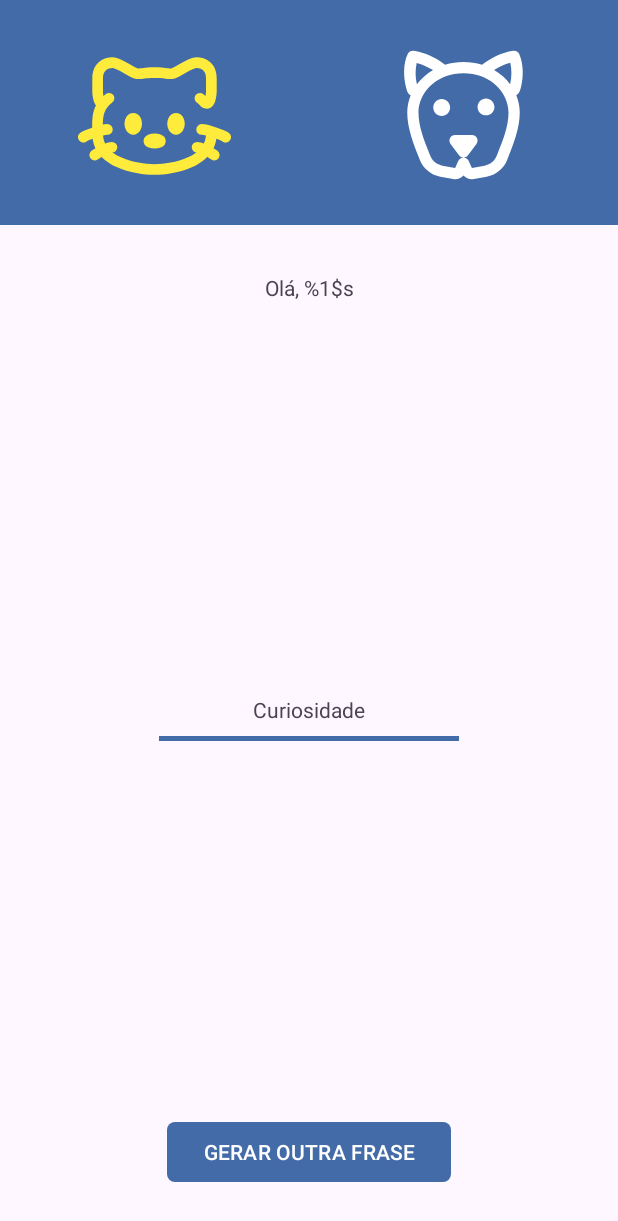
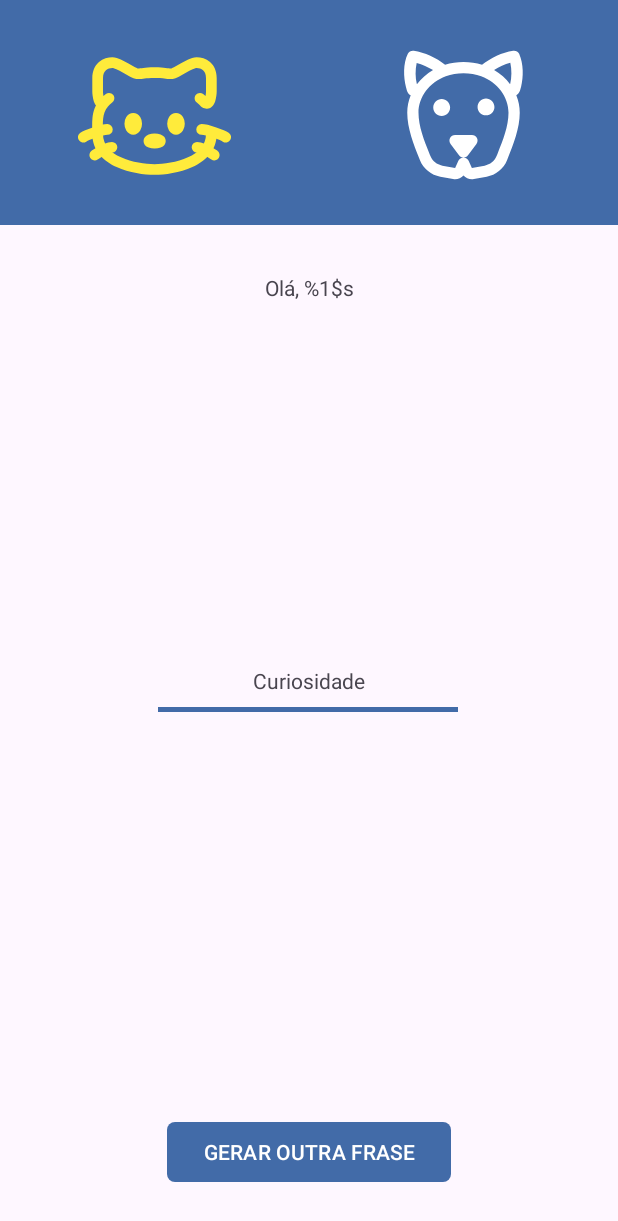
Before and after one commit to LucasGaabriel/Android-Mobile-Exercises, an Android app: the layout activity_curiosities.xml on its own in the app's theme, with its tools: preview values and no code run, on a phone screen of 412 x 824 dp. Shown: the top 1221 px of the screen. Run offline under Robolectric (Android 15) with nearby library versions, the phone set to English and light mode, and no system bars; Roboto replaces fonts that are not available here.

Commit message:
Finaliza o App CatsAndDogs

```diff
--- a/CatsAndDogs/app/src/main/res/layout/activity_curiosities.xml
+++ b/CatsAndDogs/app/src/main/res/layout/activity_curiosities.xml
@@ -36,16 +36,18 @@
         app:srcCompat="@drawable/dog"
         app:tint="@color/branco" />
 
+
     <TextView
         android:id="@+id/curiosidade"
-        android:layout_width="wrap_content"
+        android:layout_width="0dp"
         android:layout_height="wrap_content"
+        android:layout_marginHorizontal="30dp"
+        android:layout_marginBottom="8dp"
         android:text="@string/curiosidade"
-        app:layout_constraintBottom_toTopOf="@+id/btn_gerar_frase"
+        android:textAlignment="center"
+        app:layout_constraintBottom_toTopOf="@+id/view"
         app:layout_constraintEnd_toEndOf="parent"
-        app:layout_constraintStart_toStartOf="parent"
-        app:layout_constraintTop_toBottomOf="@+id/ola_usuario" />
-
+        app:layout_constraintStart_toStartOf="parent" />
 
     <Button
         android:id="@+id/btn_gerar_frase"
@@ -69,12 +71,14 @@
         app:layout_constraintTop_toBottomOf="@+id/dogButton" />
 
     <View
+        android:id="@+id/view"
         android:layout_width="200dp"
         android:layout_height="3dp"
-        android:layout_marginTop="8dp"
         android:background="@color/principal"
+        app:layout_constraintBottom_toTopOf="@+id/btn_gerar_frase"
         app:layout_constraintEnd_toEndOf="parent"
+        app:layout_constraintHorizontal_bias="0.497"
         app:layout_constraintStart_toStartOf="parent"
-        app:layout_constraintTop_toBottomOf="@+id/curiosidade" />
+        app:layout_constraintTop_toBottomOf="@+id/ola_usuario" />
 
 </androidx.constraintlayout.widget.ConstraintLayout>
--- a/CatsAndDogs/app/src/main/res/layout/activity_main.xml
+++ b/CatsAndDogs/app/src/main/res/layout/activity_main.xml
@@ -29,6 +29,7 @@
         android:hint="@string/digite_seu_nome"
         android:inputType="text"
         android:textAlignment="center"
+        android:textColor="@color/branco"
         android:textColorHint="@color/branco"
         android:textSize="20sp"
         app:layout_constraintBottom_toTopOf="@+id/btn_guardar"
```
Also changed, not shown: CatsAndDogs/app/src/main/java/com/lucascosta/catsanddogs/viewModel/CuriositiesViewModel.kt (added, +35 -0 lines), CatsAndDogs/app/src/main/java/com/lucascosta/catsanddogs/views/CuriositiesActivity.kt (+52 -2 lines), CatsAndDogs/app/src/main/java/com/lucascosta/catsanddogs/views/MainActivity.kt (+3 -4 lines).
